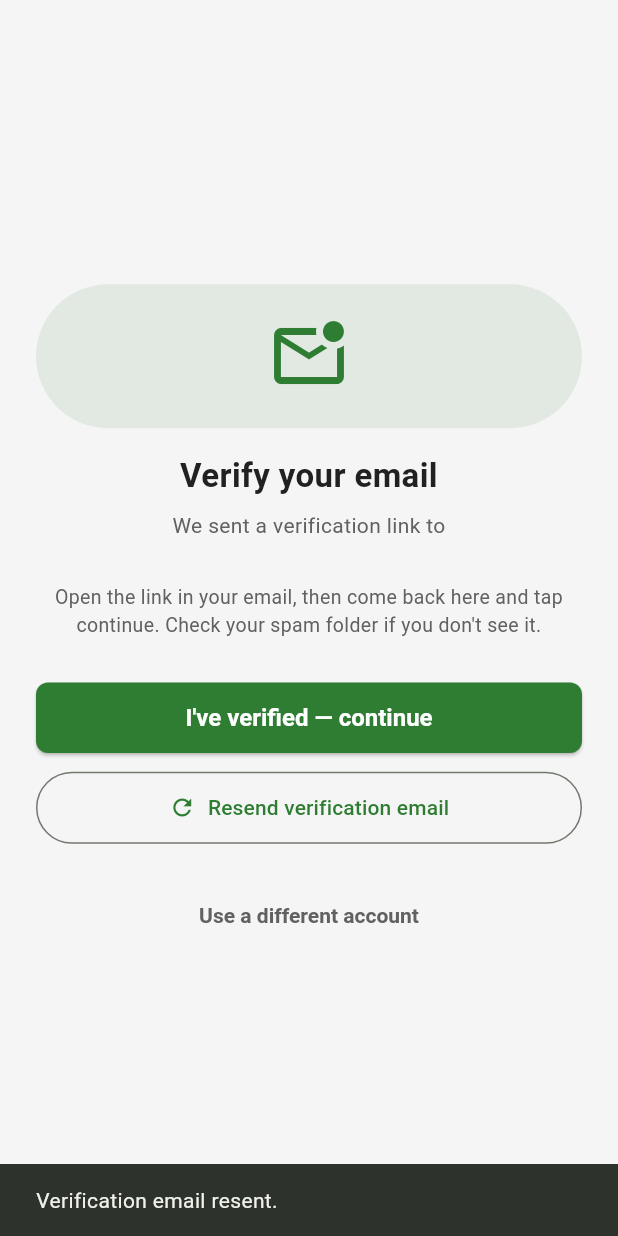
After one commit to mehedienf/AmarDokan-flutter-project-for-university-course, a Flutter app: the EmailVerificationScreen screen opened directly, after a tap on "Resend verification email", on a phone screen of 412 x 824 dp. The commit adds this screen. Run offline on Flutter 3.47's test engine with Material 3 defaults, Android fonts, the phone set to English and light mode, and no system bars; our stand-ins replace cloud_firestore, firebase_auth, firebase_core, google_sign_in, shared_preferences; accounts and stored records are empty.

Commit message:
feat: add email verification flow and theme settings with persistence

```diff
--- a/lib/app/app.dart
+++ b/lib/app/app.dart
@@ -15,6 +15,7 @@ import 'package:amar_dokan/features/report/presentation/screens/report_screen.da
 import 'package:amar_dokan/features/sales/presentation/screens/sales_screen.dart';
 import 'package:amar_dokan/features/auth/providers/auth_provider.dart';
 import 'package:amar_dokan/features/auth/presentation/screens/login_screen.dart';
+import 'package:amar_dokan/features/auth/presentation/screens/email_verification_screen.dart';
 
 /// Top-level gate that picks Splash / Login / MainApp based on auth state.
 class AuthGate extends StatefulWidget {
@@ -51,6 +52,9 @@ class _AuthGateState extends State<AuthGate> {
     }
     if (!auth.isAuthenticated) {
       return const LoginScreen();
+    }
+    if (!auth.isEmailVerified) {
+      return const EmailVerificationScreen();
     }
     return const MainApp();
   }
--- a/lib/core/constants/app_colors.dart
+++ b/lib/core/constants/app_colors.dart
@@ -24,8 +24,8 @@ class AppColors {
   // Neutral Colors (Background ও text এর জন্য)
   static const Color background = Color(0xFFF5F5F5); // হালকা ধূসর background
   static const Color surface = Color(0xFFFFFFFF); // Card এর background
-  static const Color textPrimary = Color.fromARGB(255, 201, 196, 196); // প্রধান text
-  static const Color textSecondary = Color(0xFF757575); // গৌণ text
+  static const Color textPrimary = Color(0xFF212121); // প্রধান text — গাঢ় কালো, যাতে light mode এ স্পষ্ট পড়া যায়
+  static const Color textSecondary = Color(0xFF616161); // গৌণ text — যথেষ্ট contrast
   static const Color divider = Color(0xFFE0E0E0); // Divider line
 
   // Dashboard specific colors
--- a/lib/features/auth/data/services/auth_service.dart
+++ b/lib/features/auth/data/services/auth_service.dart
@@ -70,6 +70,33 @@ class AuthService {
 
   Future<void> sendPasswordReset(String email) async {
     await _auth.sendPasswordResetEmail(email: email.trim());
+  }
+
+  // ============================================
+  // Email verification
+  // ============================================
+
+  /// Sends a verification email to the currently signed-in user.
+  /// Caller must ensure [currentUser] is non-null (e.g. an email/password
+  /// account that has just signed up or signed in).
+  Future<void> sendVerificationEmail() async {
+    final user = _auth.currentUser;
+    if (user == null) {
+      throw const AuthException('No signed-in user.');
+    }
+    if (user.emailVerified) return;
+    await user.sendEmailVerification();
+  }
+
+  /// Refreshes the cached [User] from Firebase so that
+  /// `User.emailVerified` reflects the latest server state. Useful after
+  /// the user has tapped the verification link in their inbox and
+  /// returned to the app.
+  Future<User?> reloadUser() async {
+    final user = _auth.currentUser;
+    if (user == null) return null;
+    await user.reload();
+    return _auth.currentUser;
   }
 
   // ============================================
--- /dev/null
+++ b/lib/features/auth/presentation/screens/email_verification_screen.dart
@@ -0,0 +1,233 @@
+import 'package:flutter/material.dart';
+import 'package:provider/provider.dart';
+
+import 'package:amar_dokan/core/constants/app_colors.dart';
+import 'package:amar_dokan/features/auth/providers/auth_provider.dart';
+
+/// EmailVerificationScreen — shown to authenticated users whose email
+/// is still unverified. User can:
+///   - tap "I've verified — continue" to re-check server state and,
+///     if verified, get routed by the AuthGate to the main app.
+///   - tap "Resend verification email" to send another link.
+///   - tap "Sign out" to return to the login screen.
+class EmailVerificationScreen extends StatefulWidget {
+  const EmailVerificationScreen({super.key});
+
+  @override
+  State<EmailVerificationScreen> createState() =>
+      _EmailVerificationScreenState();
+}
+
+class _EmailVerificationScreenState extends State<EmailVerificationScreen> {
+  bool _autoSent = false;
+
+  @override
+  void initState() {
+    super.initState();
+    // Auto-send the first verification email once the screen mounts.
+    WidgetsBinding.instance.addPostFrameCallback((_) => _maybeAutoSend());
+  }
+
+  Future<void> _maybeAutoSend() async {
+    if (_autoSent) return;
+    _autoSent = true;
+    final auth = context.read<AuthProvider>();
+    if (!auth.isEmailVerified && auth.firebaseUser != null) {
+      await auth.sendVerificationEmail();
+      if (!mounted) return;
+      final msg = auth.errorMessage;
+      if (msg != null) {
+        ScaffoldMessenger.of(context).showSnackBar(
+          SnackBar(content: Text(msg)),
+        );
+      } else {
+        ScaffoldMessenger.of(context).showSnackBar(
+          const SnackBar(
+            content: Text('Verification email sent. Check your inbox.'),
+          ),
+        );
+      }
+    }
+  }
+
+  Future<void> _onContinue() async {
+    final auth = context.read<AuthProvider>();
+    final ok = await auth.reloadAndCheckVerification();
+    if (!mounted) return;
+    if (ok) {
+      // AuthGate will rebuild and route us to MainApp automatically.
+      return;
+    }
+    ScaffoldMessenger.of(context).showSnackBar(
+      SnackBar(
+        content: Text(
+          auth.errorMessage ??
+              'Email is still unverified. Please tap the link in your email first.',
+        ),
+      ),
+    );
+  }
+
+  Future<void> _onResend() async {
+    final auth = context.read<AuthProvider>();
+    final ok = await auth.sendVerificationEmail();
+    if (!mounted) return;
+    ScaffoldMessenger.of(context).showSnackBar(
+      SnackBar(
+        content: Text(
+          ok
+              ? 'Verification email resent.'
+              : (auth.errorMessage ?? 'Could not resend email.'),
+        ),
+      ),
+    );
+  }
+
+  Future<void> _onSignOut() async {
+    final auth = context.read<AuthProvider>();
+    await auth.signOut();
+    // AuthGate will rebuild and show LoginScreen.
+  }
+
+  @override
+  Widget build(BuildContext context) {
+    final auth = context.watch<AuthProvider>();
+    final email = auth.email ?? 'your email';
+
+    return Scaffold(
+      backgroundColor: AppColors.background,
+      body: SafeArea(
+        child: Center(
+          child: SingleChildScrollView(
+            padding: const EdgeInsets.symmetric(horizontal: 24, vertical: 24),
+            child: Column(
+              mainAxisSize: MainAxisSize.min,
+              crossAxisAlignment: CrossAxisAlignment.stretch,
+              children: [
+                Container(
+                  width: 96,
+                  height: 96,
+                  decoration: BoxDecoration(
+                    color: AppColors.primary.withValues(alpha: 0.1),
+                    borderRadius: BorderRadius.circular(48),
+                  ),
+                  child: const Icon(
+                    Icons.mark_email_unread_outlined,
+                    size: 56,
+                    color: AppColors.primary,
+                  ),
+                ),
+                const SizedBox(height: 16),
+                const Text(
+                  'Verify your email',
+                  textAlign: TextAlign.center,
+                  style: TextStyle(
+                    fontSize: 22,
+                    fontWeight: FontWeight.bold,
+                    color: AppColors.textPrimary,
+                  ),
+                ),
+                const SizedBox(height: 8),
+                Text(
+                  'We sent a verification link to\n$email',
+                  textAlign: TextAlign.center,
+                  style: const TextStyle(
+                    fontSize: 14,
+                    color: AppColors.textSecondary,
+                  ),
+                ),
+                const SizedBox(height: 8),
+                const Text(
+                  'Open the link in your email, then come back here and tap '
+                  'continue. Check your spam folder if you don\'t see it.',
+                  textAlign: TextAlign.center,
+                  style: TextStyle(
+                    fontSize: 13,
+                    color: AppColors.textSecondary,
+                  ),
+                ),
+                const SizedBox(height: 28),
+
+                // Error message
+                if (auth.errorMessage != null)
+                  Container(
+                    margin: const EdgeInsets.only(bottom: 16),
+                    padding: const EdgeInsets.all(12),
+                    decoration: BoxDecoration(
+                      color: AppColors.error.withValues(alpha: 0.08),
+                      borderRadius: BorderRadius.circular(8),
+                      border: Border.all(
+                        color: AppColors.error.withValues(alpha: 0.4),
+                      ),
+                    ),
+                    child: Row(
+                      children: [
+                        const Icon(
+                          Icons.error_outline,
+                          color: AppColors.error,
+                          size: 20,
+                        ),
+                        const SizedBox(width: 8),
+                        Expanded(
+                          child: Text(
+                            auth.errorMessage!,
+                            style: const TextStyle(
+                              color: AppColors.error,
+                              fontSize: 13,
+                            ),
+                          ),
+                        ),
+                      ],
+                    ),
+                  ),
+
+                // Continue
+                ElevatedButton(
+                  onPressed: auth.isLoading ? null : _onContinue,
+                  style: ElevatedButton.styleFrom(
+                    padding: const EdgeInsets.symmetric(vertical: 14),
+                  ),
+                  child: auth.isLoading
+                      ? const SizedBox(
+                          width: 20,
+                          height: 20,
+                          child: CircularProgressIndicator(
+                            strokeWidth: 2,
+                            valueColor:
+                                AlwaysStoppedAnimation<Color>(Colors.white),
+                          ),
+                        )
+                      : const Text(
+                          "I've verified — continue",
+                          style: TextStyle(fontSize: 16),
+                        ),
+                ),
+                const SizedBox(height: 12),
+
+                // Resend
+                OutlinedButton.icon(
+                  onPressed: auth.isLoading ? null : _onResend,
+                  icon: const Icon(Icons.refresh),
+                  label: const Text('Resend verification email'),
+                  style: OutlinedButton.styleFrom(
+                    padding: const EdgeInsets.symmetric(vertical: 14),
+                  ),
+                ),
+                const SizedBox(height: 24),
+
+                // Sign out
+                TextButton(
+                  onPressed: auth.isLoading ? null : _onSignOut,
+                  child: const Text(
+                    'Use a different account',
+                    style: TextStyle(color: AppColors.textSecondary),
+                  ),
+                ),
+              ],
+            ),
+          ),
+        ),
+      ),
+    );
+  }
+}
--- a/lib/features/auth/providers/auth_provider.dart
+++ b/lib/features/auth/providers/auth_provider.dart
@@ -43,6 +43,7 @@ class AuthProvider extends ChangeNotifier {
   bool get isAuthenticated => _firebaseUser != null;
   String? get uid => _firebaseUser?.uid;
   String? get email => _firebaseUser?.email;
+  bool get isEmailVerified => _firebaseUser?.emailVerified ?? false;
   String? get displayName =>
       _firebaseUser?.displayName ?? _profile?.displayName;
   String? get photoURL => _firebaseUser?.photoURL ?? _profile?.photoURL;
@@ -147,6 +148,58 @@ class AuthProvider extends ChangeNotifier {
     }
   }
 
+  /// Sends a verification email to the currently signed-in user.
+  /// Returns true on success; surfaces a friendly error otherwise.
+  Future<bool> sendVerificationEmail() async {
+    _setLoading(true);
+    _errorMessage = null;
+    try {
+      await _service.sendVerificationEmail();
+      _setLoading(false);
+      return true;
+    } on FirebaseAuthException catch (e) {
+      _errorMessage = _mapFirebaseError(e);
+      _setLoading(false);
+      return false;
+    } on AuthException catch (e) {
+      _errorMessage = e.message;
+      _setLoading(false);
+      return false;
+    } catch (e) {
+      _errorMessage = e.toString();
+      _setLoading(false);
+      return false;
+    }
+  }
+
+  /// Forces a reload of the Firebase user and notifies listeners so
+  /// [isEmailVerified] reflects the latest server-side state. Call this
+  /// after the user taps the verification link in their inbox and
+  /// returns to the app.
+  Future<bool> reloadAndCheckVerification() async {
+    _setLoading(true);
+    _errorMessage = null;
+    try {
+      final updated = await _service.reloadUser();
+      // Manually refresh local state because the auth-state stream does
+      // not always emit for self-initiated reload() calls.
+      _firebaseUser = updated ?? _firebaseUser;
+      _setLoading(false);
+      // notifyListeners is already called from _setLoading; second call
+      // ensures listeners that compare the user reference get a tick.
+      notifyListeners();
+      return _firebaseUser?.emailVerified ?? false;
+    } on FirebaseAuthException catch (e) {
+      _errorMessage = _mapFirebaseError(e);
+      _setLoading(false);
+      return false;
+    } catch (e) {
+      _errorMessage = e.toString();
+      _setLoading(false);
+      return false;
+    }
+  }
+
   Future<bool> signOut() async {
     _setLoading(true);
     _errorMessage = null;
--- a/lib/shared/widgets/app_drawer.dart
+++ b/lib/shared/widgets/app_drawer.dart
@@ -8,6 +8,7 @@ import 'package:amar_dokan/features/customers/presentation/screens/customers_scr
 import 'package:amar_dokan/features/suppliers/presentation/screens/suppliers_screen.dart';
 import 'package:amar_dokan/features/purchase/presentation/screens/purchase_screen.dart';
 import 'package:amar_dokan/features/accounting/presentation/screens/accounting_screen.dart';
+import 'package:amar_dokan/features/settings/presentation/screens/settings_screen.dart';
 import 'package:amar_dokan/features/auth/providers/auth_provider.dart';
 
 /// Helper used by Sign Out tile to confirm before logging out.
@@ -194,7 +195,10 @@ class AppDrawer extends StatelessWidget {
             title: const Text('Settings'),
             onTap: () {
               Navigator.pop(context);
-              _showComingSoon(context, 'Settings');
+              Navigator.push(
+                context,
+                MaterialPageRoute(builder: (_) => const SettingsScreen()),
+              );
             },
           ),
 
--- a/pubspec.yaml
+++ b/pubspec.yaml
@@ -22,6 +22,9 @@ dependencies:
   # Google Sign In
   google_sign_in: ^6.3.0
 
+  # Local persistence
+  shared_preferences: ^2.3.3
+
   # Utilities
   intl: ^0.19.0
   uuid: ^4.5.1
```
Also changed, not shown: lib/core/providers/theme_provider.dart (added, +72 -0 lines), lib/features/settings/presentation/screens/settings_screen.dart (added, +92 -0 lines), lib/main.dart (+10 -2 lines), pubspec.lock, 4 other files.
